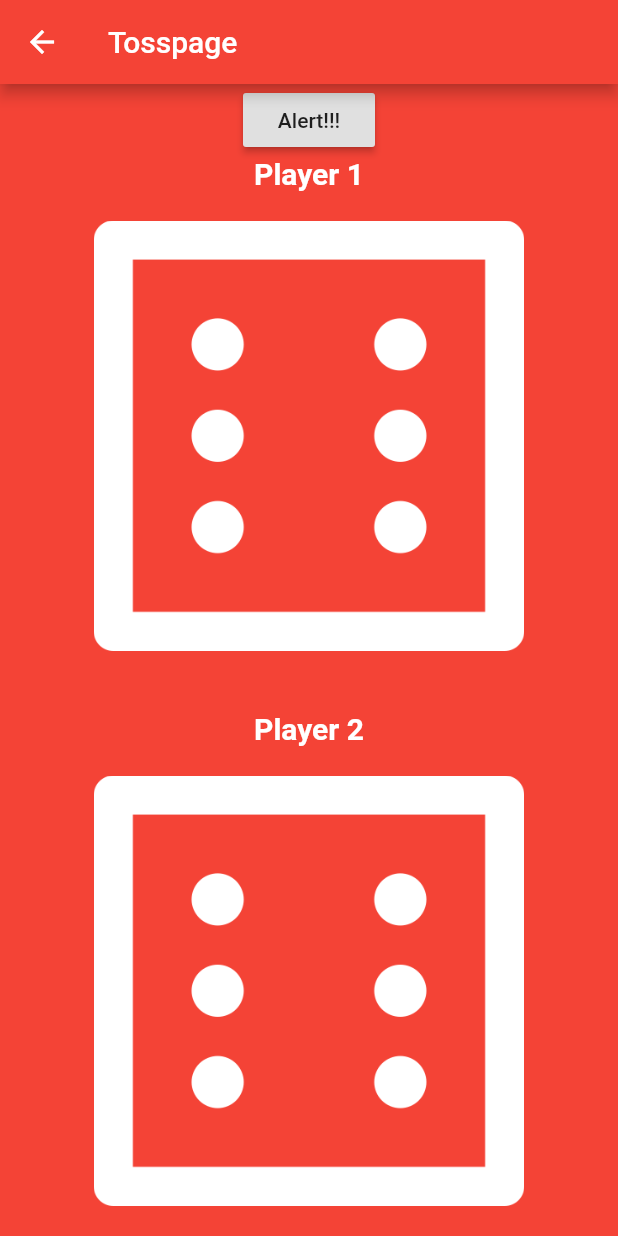
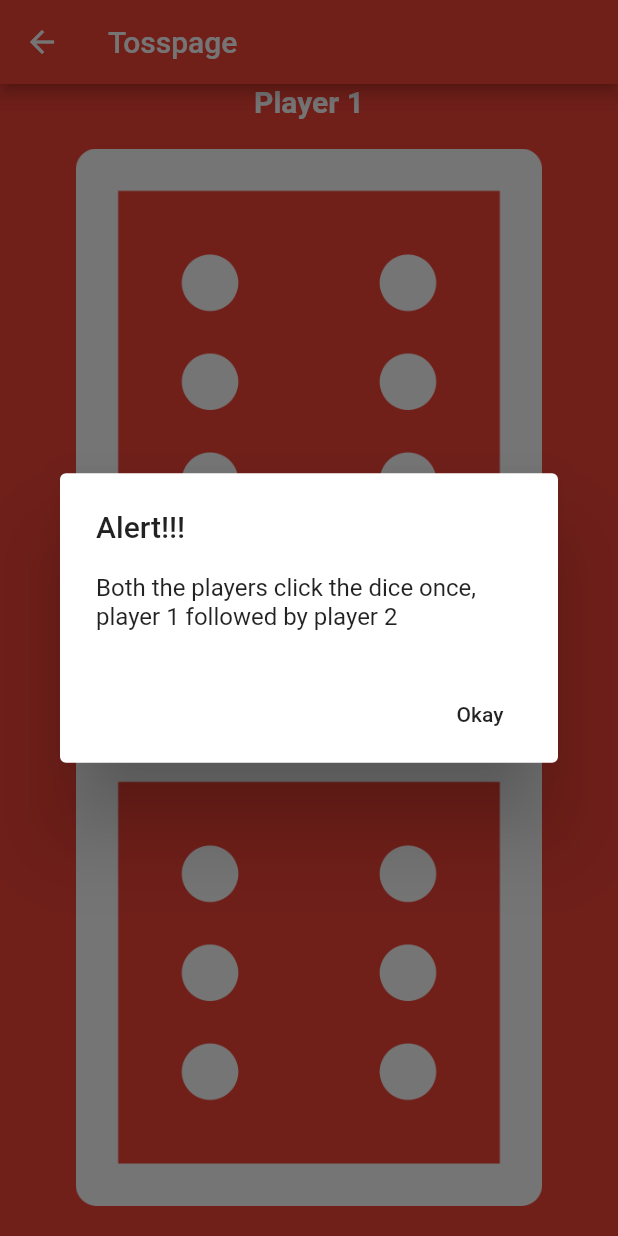
Before and after one commit to Hiteshnn/dice_cricket, a Flutter app: the ExtractArgumentsScreen1 screen opened by its route, on a phone screen of 412 x 824 dp. Run offline on Flutter 3.47's test engine with Material 2 defaults, Android fonts, the light colour scheme and no system bars.

Commit message:
Load alert box on first frame load

```diff
--- a/lib/page3.dart
+++ b/lib/page3.dart
@@ -1,8 +1,10 @@
+import 'dart:math';
+
+import 'package:flutter/cupertino.dart';
+import 'package:flutter/material.dart';
+
 import 'page2.dart';
 import 'page4.dart';
-import 'package:flutter/material.dart';
-import 'package:flutter/cupertino.dart';
-import 'dart:math';
 
 class ExtractArgumentsScreen1 extends StatefulWidget {
   static const routeName = '/extractArguments1';
@@ -34,7 +36,7 @@ class _ExtractArgumentsScreen1State extends State<ExtractArgumentsScreen1> {
           content: Text(content),
           actions: <Widget>[
             FlatButton(
-              child: Text("Close"),
+              child: Text("Okay"),
               onPressed: () {
                 Navigator.of(context).pop();
               },
@@ -43,6 +45,16 @@ class _ExtractArgumentsScreen1State extends State<ExtractArgumentsScreen1> {
         );
       },
     );
+  }
+
+  @override
+  void initState() {
+    super.initState();
+
+    // Invokes the callback method on frame loading
+    WidgetsBinding.instance.addPostFrameCallback((_) => _showDialog(
+        content:
+            'Both the players click the dice once, player 1 followed by player 2'));
   }
 
   @override
@@ -58,14 +70,14 @@ class _ExtractArgumentsScreen1State extends State<ExtractArgumentsScreen1> {
       body: Center(
         child: Column(
           children: <Widget>[
-            RaisedButton(
-              onPressed: () {
-                _showDialog(
-                    content:
-                        'Both the players click the dice once, player 1 followed by player 2');
-              },
-              child: Text('Alert!!!'),
-            ),
+//            RaisedButton(
+//              onPressed: () {
+//                _showDialog(
+//                    content:
+//                        'Both the players click the dice once, player 1 followed by player 2');
+//              },
+//              child: Text('Alert!!!'),
+//            ),
             Text(
               'Player 1',
               style: TextStyle(
```
